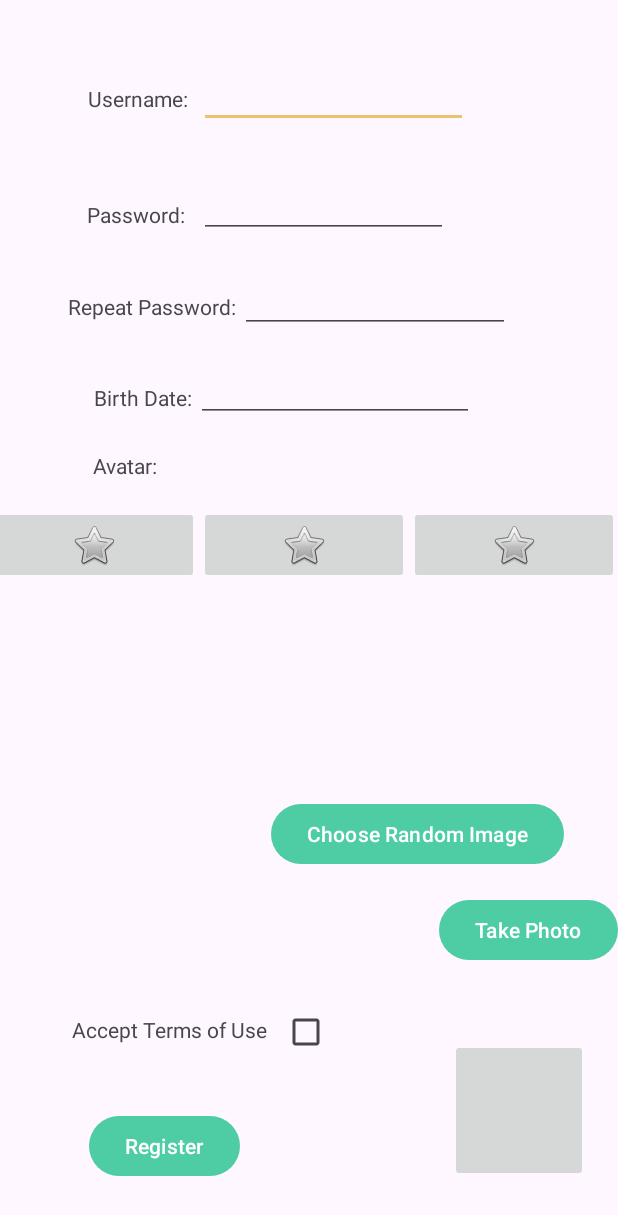
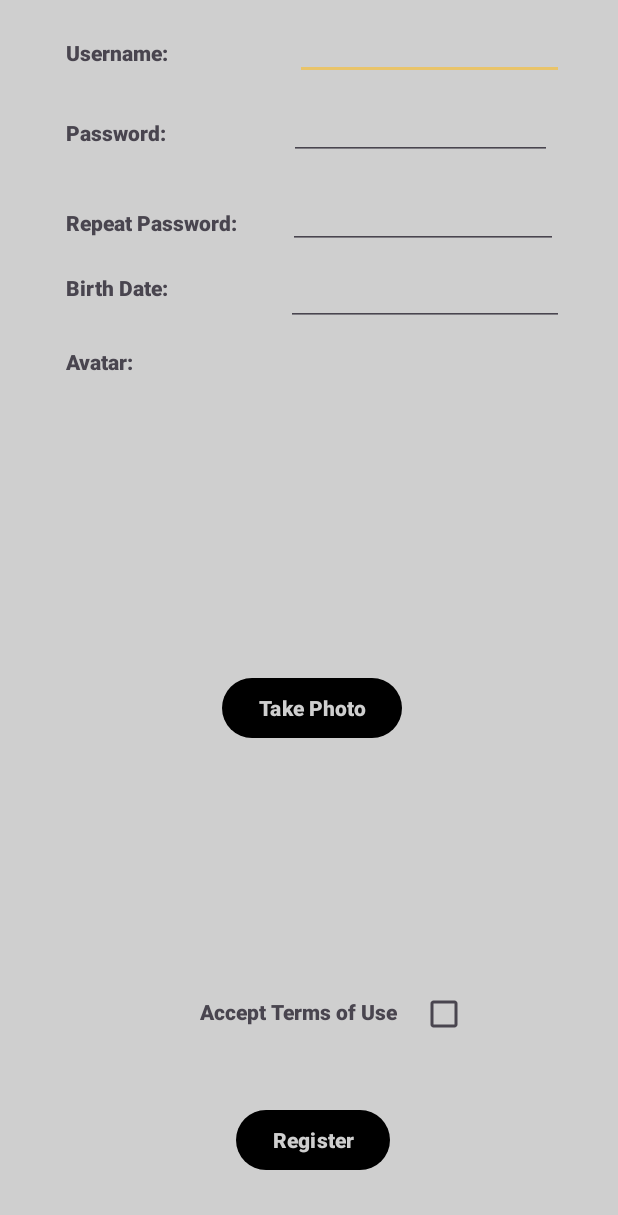
Before and after one commit to Tagyaku/AppVicenteMisCocos, an Android app: the screen it shows after launch (RegisterActivity), after a tap on "Registrar", on a phone screen of 412 x 824 dp. Shown: the top 1215 px of the screen. Run offline under Robolectric (Android 15) with nearby library versions, the phone set to English and light mode, and no system bars; our stand-ins replace Room's generated code, data binding; pictures from the network do not load; 1 statement that could not run was skipped.

Commit message:
Commit clase principal y register

```diff
--- a/app/src/main/java/com/example/appvicentemiscocos/MainActivity.kt
+++ b/app/src/main/java/com/example/appvicentemiscocos/MainActivity.kt
@@ -33,8 +33,6 @@ class MainActivity : AppCompatActivity() {
         binding.HiddenButton.isClickable = true
         binding.HiddenButton.setBackgroundColor(android.graphics.Color.TRANSPARENT)
 
-        binding.RegisterButton.setBackgroundColor(android.graphics.Color.TRANSPARENT)
-        binding.SignInButton.setBackgroundColor(android.graphics.Color.TRANSPARENT)
 
 
         binding.RegisterButton.setOnClickListener {
--- a/app/src/main/res/layout/activity_admin.xml
+++ b/app/src/main/res/layout/activity_admin.xml
@@ -6,6 +6,7 @@
     android:paddingTop="16dp"
     android:paddingRight="16dp"
     android:paddingBottom="16dp"
+    android:background="#CFCFCF"
     tools:context="com.example.appvicentemiscocos.AdminActivity">
 
     <Button
@@ -13,8 +14,10 @@
         android:layout_width="match_parent"
         android:layout_height="wrap_content"
         android:text="Listar Usuarios"
+        android:fontFamily="sans-serif-black"
+        android:textColor="#CFCFCF"
         android:layout_marginTop="16dp"
-        />
+        android:background="@drawable/button_background" />
 
     <Button
         android:id="@+id/changePasswordButton"
@@ -22,8 +25,10 @@
         android:layout_height="wrap_content"
         android:text="Cambiar Contraseña"
         android:layout_below="@id/userListButton"
+        android:fontFamily="sans-serif-black"
+        android:textColor="#CFCFCF"
         android:layout_marginTop="16dp"
-        />
+        android:background="@drawable/button_background" />
 
     <Button
         android:id="@+id/deleteAllUsersButton"
@@ -31,8 +36,10 @@
         android:layout_height="wrap_content"
         android:text="Borrar Todos los Usuarios"
         android:layout_below="@id/changePasswordButton"
+        android:fontFamily="sans-serif-black"
+        android:textColor="#CFCFCF"
         android:layout_marginTop="16dp"
-        />
+        android:background="@drawable/button_background" />
 
     <Button
         android:id="@+id/backButton"
@@ -40,7 +47,9 @@
         android:layout_height="wrap_content"
         android:text="Volver"
         android:layout_below="@id/deleteAllUsersButton"
+        android:fontFamily="sans-serif-black"
+        android:textColor="#CFCFCF"
         android:layout_marginTop="16dp"
-        />
+        android:background="@drawable/button_background" />
 
 </RelativeLayout>
--- a/app/src/main/res/layout/activity_main.xml
+++ b/app/src/main/res/layout/activity_main.xml
@@ -29,30 +29,33 @@
             android:id="@+id/RegisterButton"
             android:layout_width="186dp"
             android:layout_height="64dp"
+            android:layout_gravity="center"
             android:layout_marginTop="80dp"
             android:layout_marginEnd="112dp"
-            android:background="@drawable/button_border"
+            android:background="@drawable/button_background"
             android:fontFamily="sans-serif-black"
             android:text="Registrar"
-            android:textColor="#000000"
+            android:textColor="#CFCFCF"
             android:textSize="20sp"
             app:layout_constraintEnd_toEndOf="parent"
             app:layout_constraintTop_toBottomOf="@+id/AppNameText"
-            app:rippleColor="#000000" />
+            app:rippleColor="#FFFFFF" />
 
         <Button
             android:id="@+id/SignInButton"
             android:layout_width="221dp"
             android:layout_height="69dp"
+            android:layout_gravity="center"
             android:layout_marginTop="20dp"
             android:layout_marginEnd="96dp"
-            android:background="@drawable/button_border"
+            android:background="@drawable/button_background"
             android:fontFamily="sans-serif-black"
             android:text="Iniciar sesión"
-            android:textColor="#000000"
+            android:textColor="#CFCFCF"
             android:textSize="20sp"
             app:layout_constraintEnd_toEndOf="parent"
             app:layout_constraintTop_toBottomOf="@+id/RegisterButton" />
+
 
         <TextView
             android:id="@+id/textView"
@@ -107,6 +110,7 @@
             android:layout_marginEnd="52dp"
             android:layout_marginBottom="82dp"
             android:text="Next"
+            android:textColor="#FFFFFF"
             android:visibility="invisible"
             app:layout_constraintBottom_toBottomOf="parent"
             app:layout_constraintEnd_toEndOf="parent" />
--- a/app/src/main/res/layout/activity_register.xml
+++ b/app/src/main/res/layout/activity_register.xml
@@ -6,16 +6,18 @@
     <androidx.constraintlayout.widget.ConstraintLayout
         android:layout_width="match_parent"
         android:layout_height="match_parent"
+        android:background="#CFCFCF"
         tools:context=".RegisterActivity">
 
         <TextView
             android:id="@+id/UsernameTextView"
             android:layout_width="74dp"
             android:layout_height="21dp"
-            android:layout_marginStart="58dp"
-            android:layout_marginTop="56dp"
+            android:layout_marginStart="44dp"
+            android:layout_marginTop="25dp"
+            android:fontFamily="sans-serif-black"
             android:text="Username:"
-            app:layout_constraintEnd_toStartOf="@+id/Username"
+
             app:layout_constraintStart_toStartOf="parent"
             app:layout_constraintTop_toTopOf="parent" />
 
@@ -23,20 +25,22 @@
             android:id="@+id/Username"
             android:layout_width="179dp"
             android:layout_height="45dp"
-            android:layout_marginTop="40dp"
-            android:layout_marginEnd="100dp"
+            android:layout_marginTop="8dp"
+            android:layout_marginEnd="36dp"
             android:ems="10"
+            android:fontFamily="sans-serif-black"
             android:inputType="text"
             app:layout_constraintEnd_toEndOf="parent"
             app:layout_constraintTop_toTopOf="parent" />
 
         <EditText
             android:id="@+id/Password"
-            android:layout_width="166dp"
-            android:layout_height="43dp"
-            android:layout_marginTop="30dp"
-            android:layout_marginEnd="113dp"
+            android:layout_width="175dp"
+            android:layout_height="41dp"
+            android:layout_marginTop="12dp"
+            android:layout_marginEnd="44dp"
             android:ems="10"
+            android:fontFamily="sans-serif-black"
             android:inputType="textPassword"
             app:layout_constraintEnd_toEndOf="parent"
             app:layout_constraintTop_toBottomOf="@+id/Username" />
@@ -45,11 +49,10 @@
             android:id="@+id/PasswordTextView"
             android:layout_width="69dp"
             android:layout_height="23dp"
-            android:layout_marginStart="58dp"
-            android:layout_marginTop="56dp"
-            android:layout_marginEnd="5dp"
+            android:layout_marginStart="44dp"
+            android:layout_marginTop="32dp"
+            android:fontFamily="sans-serif-black"
             android:text="Password:"
-            app:layout_constraintEnd_toStartOf="@+id/Password"
             app:layout_constraintStart_toStartOf="parent"
             app:layout_constraintTop_toBottomOf="@+id/UsernameTextView" />
 
@@ -58,20 +61,34 @@
             android:layout_width="wrap_content"
             android:layout_height="wrap_content"
             android:layout_marginStart="44dp"
-            android:layout_marginTop="36dp"
+            android:layout_marginTop="32dp"
             android:layout_marginEnd="1dp"
+            android:fontFamily="sans-serif-black"
             android:text="Repeat Password:"
             app:layout_constraintEnd_toStartOf="@+id/RepeatPassword"
+            app:layout_constraintHorizontal_bias="0.0"
             app:layout_constraintStart_toStartOf="parent"
             app:layout_constraintTop_toBottomOf="@+id/Password" />
+
+        <TextView
+            android:id="@+id/avatar"
+            android:layout_width="wrap_content"
+            android:layout_height="wrap_content"
+            android:layout_marginStart="44dp"
+            android:layout_marginTop="152dp"
+            android:fontFamily="sans-serif-black"
+            android:text="Avatar:"
+            app:layout_constraintStart_toStartOf="parent"
+            app:layout_constraintTop_toBottomOf="@+id/avatarContainer" />
 
         <EditText
             android:id="@+id/RepeatPassword"
             android:layout_width="180dp"
             android:layout_height="43dp"
-            android:layout_marginTop="20dp"
-            android:layout_marginEnd="72dp"
+            android:layout_marginTop="16dp"
+            android:layout_marginEnd="40dp"
             android:ems="10"
+            android:fontFamily="sans-serif-black"
             android:inputType="textPassword"
             app:layout_constraintEnd_toEndOf="parent"
             app:layout_constraintTop_toBottomOf="@+id/Password" />
@@ -80,11 +97,10 @@
             android:id="@+id/BirthDateTextView"
             android:layout_width="wrap_content"
             android:layout_height="wrap_content"
-            android:layout_marginStart="62dp"
-            android:layout_marginTop="41dp"
-            android:layout_marginEnd="2dp"
+            android:layout_marginStart="44dp"
+            android:layout_marginTop="24dp"
+            android:fontFamily="sans-serif-black"
             android:text="Birth Date:"
-            app:layout_constraintEnd_toStartOf="@+id/BirthDate"
             app:layout_constraintStart_toStartOf="parent"
             app:layout_constraintTop_toBottomOf="@+id/RepeatPasswordTextView" />
 
@@ -92,22 +108,14 @@
             android:id="@+id/BirthDate"
             android:layout_width="185dp"
             android:layout_height="47dp"
-            android:layout_marginTop="12dp"
-            android:layout_marginEnd="96dp"
+            android:layout_marginTop="4dp"
+            android:layout_marginEnd="36dp"
             android:ems="10"
+            android:fontFamily="sans-serif-black"
             android:inputType="date"
             app:layout_constraintEnd_toEndOf="parent"
             app:layout_constraintTop_toBottomOf="@+id/RepeatPassword" />
 
-        <TextView
-            android:id="@+id/AvatarTextView"
-            android:layout_width="wrap_content"
-            android:layout_height="wrap_content"
-            android:layout_marginStart="62dp"
-            android:layout_marginTop="26dp"
-            android:text="Avatar:"
-            app:layout_constraintStart_toStartOf="parent"
-            app:layout_constraintTop_toBottomOf="@+id/BirthDateTextView" />
 
         <TextView
             android:id="@+id/TermsTextView"
@@ -115,30 +123,33 @@
             android:layout_height="wrap_content"
             android:layout_marginStart="52dp"
             android:layout_marginEnd="2dp"
-            android:layout_marginBottom="128dp"
+            android:layout_marginBottom="140dp"
+            android:fontFamily="sans-serif-black"
             android:text="Accept Terms of Use"
             app:layout_constraintBottom_toBottomOf="parent"
             app:layout_constraintEnd_toStartOf="@+id/TermsOfUse"
-            app:layout_constraintHorizontal_bias="1.0"
+            app:layout_constraintHorizontal_bias="0.943"
             app:layout_constraintStart_toStartOf="parent" />
+
 
         <CheckBox
             android:id="@+id/TermsOfUse"
             android:layout_width="wrap_content"
             android:layout_height="wrap_content"
-            android:layout_marginEnd="184dp"
-            android:layout_marginBottom="28dp"
+            android:layout_marginEnd="92dp"
+            android:layout_marginBottom="36dp"
             app:layout_constraintBottom_toTopOf="@+id/VerifyRegisterbutton"
             app:layout_constraintEnd_toEndOf="parent" />
-
 
         <Button
             android:id="@+id/VerifyRegisterbutton"
             android:layout_width="wrap_content"
             android:layout_height="wrap_content"
-            android:layout_marginEnd="252dp"
-            android:layout_marginBottom="36dp"
+            android:layout_marginEnd="152dp"
+            android:layout_marginBottom="40dp"
+            android:fontFamily="sans-serif-black"
             android:text="Register"
+            android:textColor="#CFCFCF"
             app:layout_constraintBottom_toBottomOf="parent"
             app:layout_constraintEnd_toEndOf="parent" />
 
@@ -146,8 +157,10 @@
             android:id="@+id/CameraImageView"
             android:layout_width="92dp"
             android:layout_height="95dp"
-            android:layout_marginEnd="20dp"
-            android:layout_marginBottom="36dp"
+            android:layout_marginEnd="160dp"
+            android:layout_marginBottom="204dp"
+            android:background="#CFCFCF"
+            android:fontFamily="sans-serif-black"
             app:layout_constraintBottom_toBottomOf="parent"
             app:layout_constraintEnd_toEndOf="parent" />
 
@@ -155,9 +168,12 @@
             android:id="@+id/chooseRandomImageButton"
             android:layout_width="wrap_content"
             android:layout_height="wrap_content"
-            android:layout_marginEnd="36dp"
-            android:layout_marginBottom="84dp"
+            android:layout_marginEnd="100dp"
+            android:layout_marginBottom="208dp"
+            android:fontFamily="sans-serif-black"
             android:text="Choose Random Image"
+            android:textColor="#CFCFCF"
+            android:visibility="invisible"
             app:layout_constraintBottom_toTopOf="@+id/TermsOfUse"
             app:layout_constraintEnd_toEndOf="parent" />
 
@@ -165,21 +181,24 @@
             android:id="@+id/takePhotoButton"
             android:layout_width="wrap_content"
             android:layout_height="wrap_content"
-            android:layout_marginTop="16dp"
+            android:layout_marginTop="4dp"
+            android:layout_marginEnd="144dp"
+            android:fontFamily="sans-serif-black"
             android:text="Take Photo"
+            android:textColor="#CFCFCF"
             app:layout_constraintEnd_toEndOf="parent"
             app:layout_constraintTop_toBottomOf="@+id/chooseRandomImageButton" />
-
 
         <LinearLayout
             android:id="@+id/avatarContainer"
             android:layout_width="420dp"
             android:layout_height="79dp"
-            android:layout_marginTop="4dp"
             android:gravity="center"
             android:orientation="horizontal"
+
+            android:visibility="invisible"
             app:layout_constraintEnd_toEndOf="parent"
-            app:layout_constraintTop_toBottomOf="@+id/AvatarTextView">
+            tools:layout_editor_absoluteY="240dp">
 
             <ImageButton
                 android:id="@+id/AvatarimageButton3"
@@ -202,5 +221,6 @@
                 android:layout_weight="1"
                 android:src="@android:drawable/btn_star" />
         </LinearLayout>
+
     </androidx.constraintlayout.widget.ConstraintLayout>
 </layout>
--- a/app/src/main/res/values/colors.xml
+++ b/app/src/main/res/values/colors.xml
@@ -1,5 +1,5 @@
 <resources>
-    <color name="colorPrimary">#4ECCA3</color> <!-- Color primario -->
+    <color name="colorPrimary">#000000</color> <!-- Color primario -->
     <color name="colorPrimaryDark">#2D6A4F</color> <!-- Color primario oscuro -->
     <color name="colorAccent">#E9C46A</color> <!-- Color de acento -->
     <color name="colorBackground">#F0ECE3</color> <!-- Color de fondo -->
```
